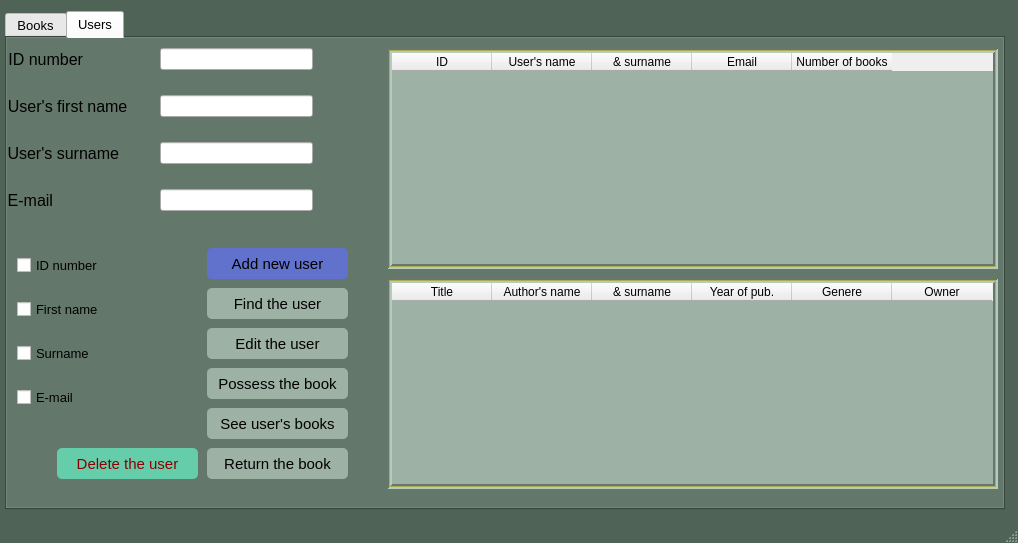
Before: the Qt Designer form mainwindow.ui in JakubMckowiak/libDEMO2, drawn with Qt 5.
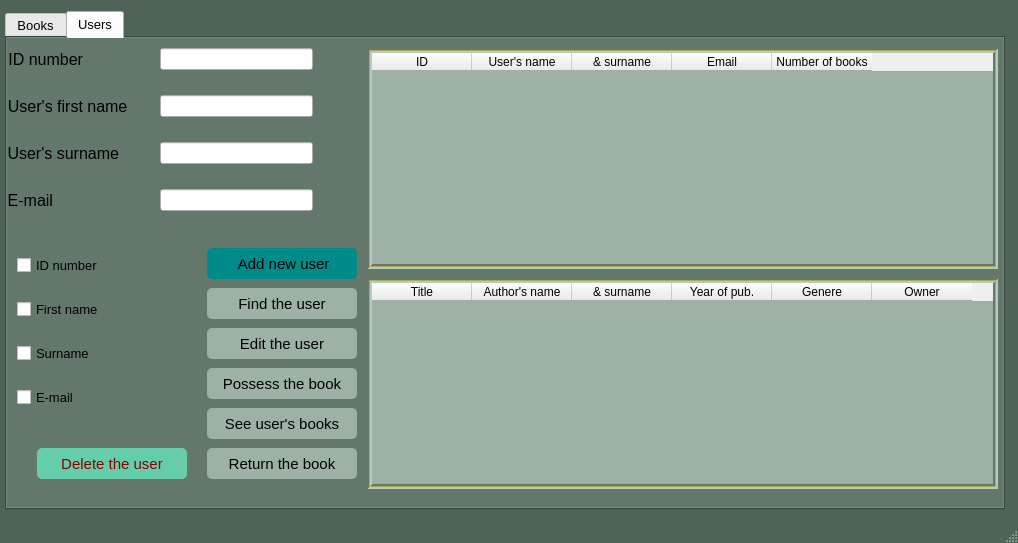
After: the same form once the commit is applied. Icons and pictures are not drawn.

Commit message: Window and button icons and Messageboxes changes have been added; email data validation has been fixed

```diff
--- a/mainwindow.ui
+++ b/mainwindow.ui
@@ -1551,7 +1551,7 @@
           <rect>
            <x>0</x>
            <y>10</y>
-           <width>351</width>
+           <width>361</width>
            <height>191</height>
           </rect>
          </property>
@@ -1808,12 +1808,12 @@
           </item>
          </layout>
         </widget>
-        <widget class="QPushButton" name="giveBookToUser">
+        <widget class="QToolButton" name="giveBookToUser">
          <property name="geometry">
           <rect>
            <x>200</x>
            <y>330</y>
-           <width>141</width>
+           <width>150</width>
            <height>31</height>
           </rect>
          </property>
@@ -1949,7 +1949,7 @@
           <bool>false</bool>
          </property>
          <property name="styleSheet">
-          <string notr="true">QPushButton { background-color: #9DB1A4;border-width:2px;border-radius:5px; }</string>
+          <string notr="true">QToolButton { background-color: #9DB1A4;border-width:2px;border-radius:5px; }</string>
          </property>
          <property name="text">
           <string>Possess the book</string>
@@ -1958,9 +1958,9 @@
         <widget class="QTableWidget" name="tableWidgetUsers">
          <property name="geometry">
           <rect>
-           <x>380</x>
+           <x>360</x>
            <y>10</y>
-           <width>611</width>
+           <width>631</width>
            <height>221</height>
           </rect>
          </property>
@@ -2483,12 +2483,12 @@
           </property>
          </column>
         </widget>
-        <widget class="QPushButton" name="findUser">
+        <widget class="QToolButton" name="findUser">
          <property name="geometry">
           <rect>
            <x>200</x>
            <y>250</y>
-           <width>141</width>
+           <width>150</width>
            <height>31</height>
           </rect>
          </property>
@@ -2624,18 +2624,18 @@
           <bool>false</bool>
          </property>
          <property name="styleSheet">
-          <string notr="true">QPushButton { background-color: #9DB1A4;border-width:2px;border-radius:5px; }</string>
+          <string notr="true">QToolButton { background-color: #9DB1A4;border-width:2px;border-radius:5px; }</string>
          </property>
          <property name="text">
           <string>Find the user</string>
          </property>
         </widget>
-        <widget class="QPushButton" name="submitUserAdd">
+        <widget class="QToolButton" name="submitUserAdd">
          <property name="geometry">
           <rect>
            <x>200</x>
            <y>210</y>
-           <width>141</width>
+           <width>150</width>
            <height>31</height>
           </rect>
          </property>
@@ -2801,19 +2801,35 @@
           <bool>false</bool>
          </property>
          <property name="styleSheet">
-          <string notr="true">QPushButton { background-color:darkcyan;border-width:2px;border-radius:5px;; }
-QAbstractButton{icon(Users\swieczak\libDEMO2\iconmonstr-book-5.svg)}</string>
+          <string notr="true">QToolButton { background-color:darkcyan;border-width:2px;border-radius:5px;}
+
+
+
+</string>
          </property>
          <property name="text">
-          <string>Add new user</string>
+          <string> Add new user</string>
+         </property>
+         <property name="icon">
+          <iconset resource="resources.qrc">
+           <normaloff>:/Downloads/iconmonstr-check-mark-5.svg</normaloff>:/Downloads/iconmonstr-check-mark-5.svg</iconset>
+         </property>
+         <property name="iconSize">
+          <size>
+           <width>17</width>
+           <height>17</height>
+          </size>
+         </property>
+         <property name="toolButtonStyle">
+          <enum>Qt::ToolButtonTextBesideIcon</enum>
          </property>
         </widget>
-        <widget class="QPushButton" name="deleteUser">
+        <widget class="QToolButton" name="deleteUser">
          <property name="geometry">
           <rect>
-           <x>50</x>
+           <x>30</x>
            <y>410</y>
-           <width>141</width>
+           <width>150</width>
            <height>31</height>
           </rect>
          </property>
@@ -3030,18 +3046,31 @@
           <bool>false</bool>
          </property>
          <property name="styleSheet">
-          <string notr="true">QPushButton { background-color: mediumaquamarine;border-width:2px;border-radius:5px;color:darkred; }</string>
+          <string notr="true">QToolButton { background-color: mediumaquamarine;border-width:2px;border-radius:5px;color:darkred; }</string>
          </property>
          <property name="text">
           <string>Delete the user</string>
          </property>
+         <property name="icon">
+          <iconset resource="resources.qrc">
+           <normaloff>:/Downloads/iconmonstr-x-mark-5.svg</normaloff>:/Downloads/iconmonstr-x-mark-5.svg</iconset>
+         </property>
+         <property name="iconSize">
+          <size>
+           <width>17</width>
+           <height>17</height>
+          </size>
+         </property>
+         <property name="toolButtonStyle">
+          <enum>Qt::ToolButtonTextBesideIcon</enum>
+         </property>
         </widget>
         <widget class="QTableWidget" name="tableWidgetUserBooks">
          <property name="geometry">
           <rect>
-           <x>380</x>
+           <x>360</x>
            <y>240</y>
-           <width>611</width>
+           <width>631</width>
            <height>211</height>
           </rect>
          </property>
@@ -3575,12 +3604,12 @@
           </property>
          </column>
         </widget>
-        <widget class="QPushButton" name="returnBookFromUser">
+        <widget class="QToolButton" name="returnBookFromUser">
          <property name="geometry">
           <rect>
            <x>200</x>
            <y>410</y>
-           <width>141</width>
+           <width>150</width>
            <height>31</height>
           </rect>
          </property>
@@ -3716,18 +3745,18 @@
           <bool>false</bool>
          </property>
          <property name="styleSheet">
-          <string notr="true">QPushButton { background-color: #9DB1A4;border-width:2px;border-radius:5px; }</string>
+          <string notr="true">QToolButton { background-color: #9DB1A4;border-width:2px;border-radius:5px; }</string>
          </property>
          <property name="text">
           <string>Return the book</string>
          </property>
         </widget>
-        <widget class="QPushButton" name="editUserBooks">
+        <widget class="QToolButton" name="editUserBooks">
          <property name="geometry">
           <rect>
            <x>200</x>
            <y>370</y>
-           <width>141</width>
+           <width>150</width>
            <height>31</height>
           </rect>
          </property>
@@ -3863,18 +3892,18 @@
           <bool>false</bool>
          </property>
          <property name="styleSheet">
-          <string notr="true">QPushButton { background-color: #9DB1A4;border-width:2px;border-radius:5px; }</string>
+          <string notr="true">QToolButton { background-color: #9DB1A4;border-width:2px;border-radius:5px; }</string>
          </property>
          <property name="text">
           <string>See user's books</string>
          </property>
         </widget>
-        <widget class="QPushButton" name="editUser">
+        <widget class="QToolButton" name="editUser">
          <property name="geometry">
           <rect>
            <x>200</x>
            <y>290</y>
-           <width>141</width>
+           <width>150</width>
            <height>31</height>
           </rect>
          </property>
@@ -4010,7 +4039,7 @@
           <bool>false</bool>
          </property>
          <property name="styleSheet">
-          <string notr="true">QPushButton { background-color: #9DB1A4;border-width:2px;border-radius:5px; }</string>
+          <string notr="true">QToolButton { background-color: #9DB1A4;border-width:2px;border-radius:5px; }</string>
          </property>
          <property name="text">
           <string>Edit the user</string>
```
Left out of the diff: 67 changed lines with no effect on the pictures. The commit also changes 6 other files.
